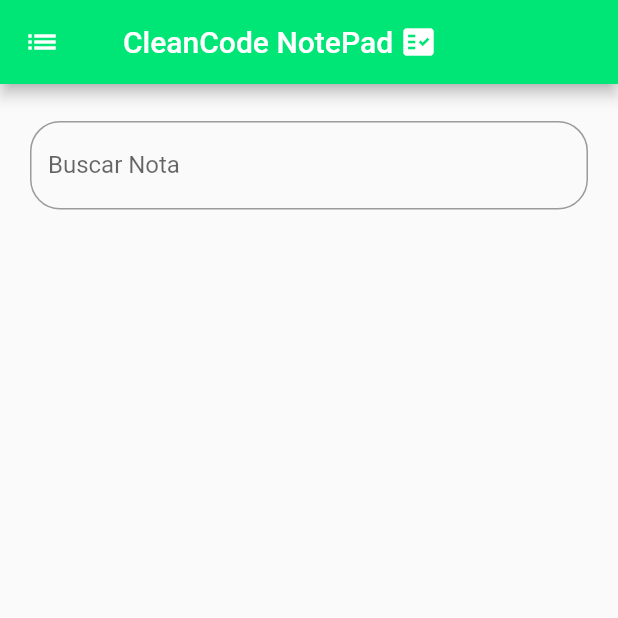
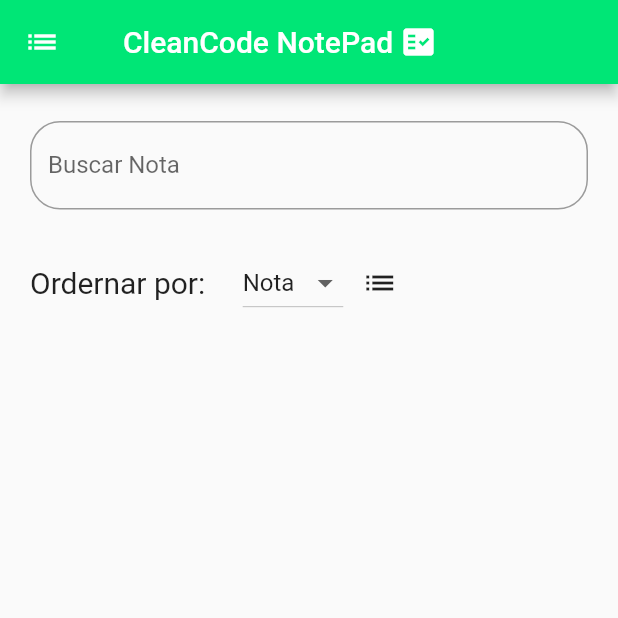
Before and after one commit to chepe22jd/CodigoLimpioProyectoNetformost, a Flutter app: the screen it shows after launch, after a tap on "Bienvenido", on a phone screen of 412 x 824 dp, the top half of it. Run offline on Flutter 3.47's test engine with Material 2 defaults, Android fonts, the phone set to English and light mode, and no system bars; our stand-ins replace sqflite; accounts and stored records are empty.

Commit message:
order by nota and date

```diff
--- a/lib/screen/home_page.dart
+++ b/lib/screen/home_page.dart
@@ -15,20 +15,37 @@ class HomePage extends StatefulWidget {
 }
 
 class _HomePageState extends State<HomePage> {
+  //lista para ordenar
+  static const menuItems = <String>[
+    'Nota',
+    'Fecha',
+  ];
+
+  final List<DropdownMenuItem<String>> _dropDownMenuItems = menuItems
+      .map(
+        (String value) => DropdownMenuItem<String>(
+          value: value,
+          child: Text(value),
+        ),
+      )
+      .toList();
+
+  String _btnSelect = 'Nota';
+
   //get lista de notas
   List<Notas> notas = [];
 
   @override
   void initState() {
-    cargaAnimales();
+    cargaNotas(_btnSelect);
     super.initState();
   }
 
-  cargaAnimales() async {
-    List<Notas> auxAnimal = await SqliteService.notas();
+  cargaNotas(String orderBy) async {
+    List<Notas> auxNotas = await SqliteService.notas(orderBy);
 
     setState(() {
-      notas = auxAnimal;
+      notas = auxNotas;
     });
   }
 
@@ -69,8 +86,38 @@ class _HomePageState extends State<HomePage> {
             SizedBox(
               height: height * 0.03,
             ),
+            Padding(
+              padding: const EdgeInsets.symmetric(horizontal: 20),
+              child: Row(
+                children: [
+                  const Text(
+                    'Ordernar por: ',
+                    style: TextStyle(fontSize: 20),
+                  ),
+                  const SizedBox(
+                    width: 20,
+                  ),
+                  DropdownButton(
+                    value: _btnSelect,
+                    onChanged: (String? newValue) {
+                      if (newValue != null) {
+                        setState(() {
+                          _btnSelect = newValue;
+                          cargaNotas(newValue.toString());
+                        });
+                      }
+                    },
+                    items: _dropDownMenuItems,
+                  ),
+                  SizedBox(
+                    width: width * 0.03,
+                  ),
+                  const Icon(Icons.list),
+                ],
+              ),
+            ),
             SizedBox(
-              height: height * 0.7,
+              height: height * 0.6,
               width: width * 0.9,
               child: ListView.builder(
                 itemCount: notas.length,
--- a/lib/screen/newnote_page.dart
+++ b/lib/screen/newnote_page.dart
@@ -197,7 +197,6 @@ class _NewNotePageState extends State<NewNotePage> {
                         fecha: selectedDate.toString().substring(0, 10),
                         nota: controllerNota.text),
                   );
-
                   ScaffoldMessenger.of(context).showSnackBar(
                       const SnackBar(content: Text("Nota agreada")));
                   cleanTextfield();
--- a/lib/services/db.dart
+++ b/lib/services/db.dart
@@ -26,9 +26,10 @@ class SqliteService {
         .update("notas", notas.toMap(), where: "id = ?", whereArgs: [notas.id]);
   }
 
-  static Future<List<Notas>> notas() async {
+  static Future<List<Notas>> notas(String orderByX) async {
     Database database = await _openDB();
-    final List<Map<String, dynamic>> notasMap = await database.query("notas");
+    final List<Map<String, dynamic>> notasMap =
+        await database.query("notas", orderBy: orderByX);
 
     return List.generate(
         notasMap.length,
```
